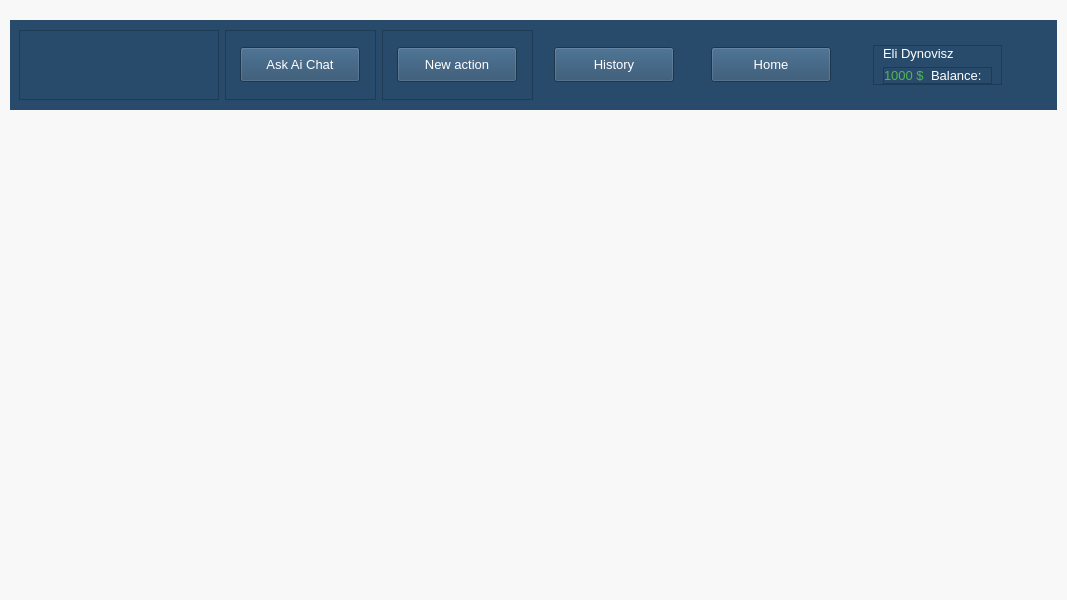
First picture: the form in view/ui/main_window.ui, repository MYI26/My_Portfolio_Manager, before the edit.
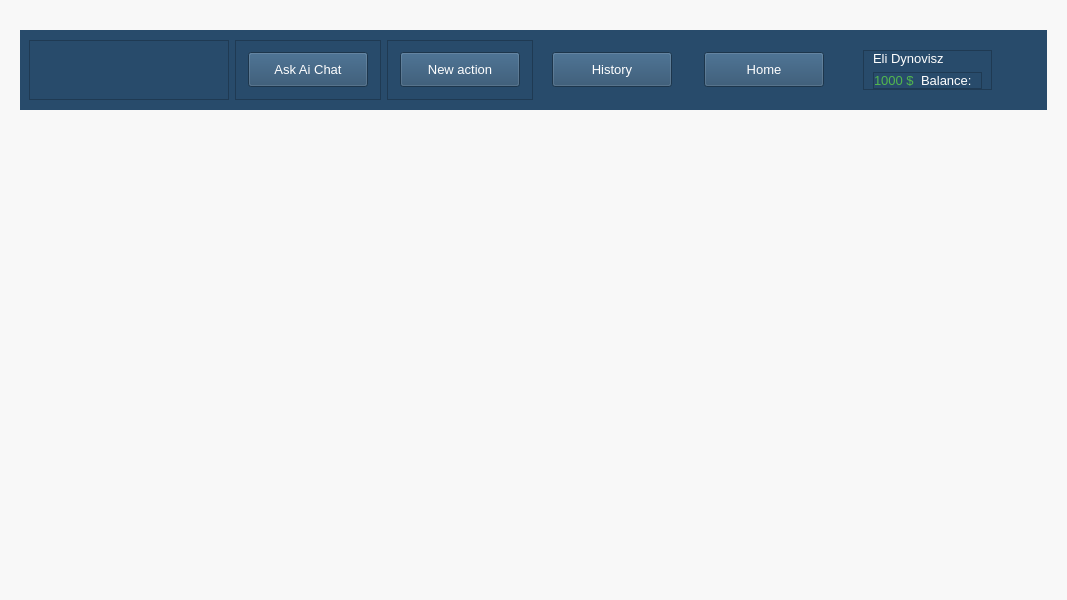
Second picture: the form after the edit. Icons and pictures are not drawn.

```diff
--- a/view/ui/main_window.ui
+++ b/view/ui/main_window.ui
@@ -23,31 +23,31 @@
 gridline-color: none;
 color: rgb(40, 75, 107);</string>
   </property>
-  <property name="frameShape">
-   <enum>QFrame::NoFrame</enum>
-  </property>
-  <property name="lineWidth">
-   <number>0</number>
-  </property>
   <layout class="QVBoxLayout" name="verticalLayout">
    <property name="leftMargin">
-    <number>10</number>
+    <number>20</number>
    </property>
    <property name="topMargin">
-    <number>20</number>
+    <number>30</number>
    </property>
    <property name="rightMargin">
-    <number>10</number>
+    <number>20</number>
    </property>
    <property name="bottomMargin">
     <number>0</number>
    </property>
    <item>
     <widget class="QFrame" name="frame_header">
+     <property name="sizePolicy">
+      <sizepolicy hsizetype="Preferred" vsizetype="Preferred">
+       <horstretch>0</horstretch>
+       <verstretch>0</verstretch>
+      </sizepolicy>
+     </property>
      <property name="maximumSize">
       <size>
        <width>16777215</width>
-       <height>90</height>
+       <height>80</height>
       </size>
      </property>
      <property name="font">
@@ -429,7 +429,7 @@
                <string/>
               </property>
               <property name="pixmap">
-               <pixmap>../../../Users/1/Pictures/Screenshots/צילום מסך 2025-05-12 012640.png</pixmap>
+               <pixmap resource="../../resources/resources.qrc">:/icons/wallet.png</pixmap>
               </property>
               <property name="scaledContents">
                <bool>true</bool>
```
